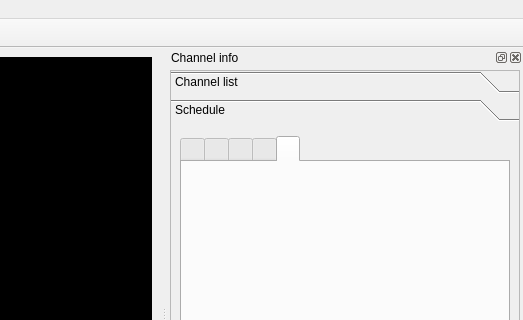
ntadej/tano, file ui/MainWindow.ui: the form before one commit; both pictures show x 477 to 1000 and y 0 to 320 of the 1000 by 600 pixel window.
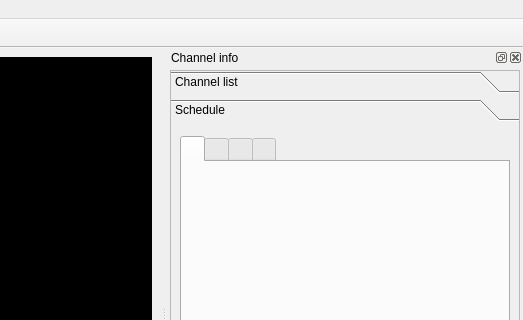
The form after the commit. The open tabs and pages were chosen to show the change. Icons and pictures are not drawn. Custom widgets are drawn as their Qt base class.

```diff
--- a/ui/MainWindow.ui
+++ b/ui/MainWindow.ui
@@ -609,16 +609,6 @@
              </item>
             </layout>
            </widget>
-           <widget class="QWidget" name="tabDay5">
-            <attribute name="title">
-             <string/>
-            </attribute>
-            <layout class="QVBoxLayout" name="verticalLayout_9">
-             <item>
-              <widget class="EpgList" name="epgToday_5" native="true"/>
-             </item>
-            </layout>
-           </widget>
           </widget>
          </item>
         </layout>
```
Left out of the diff: 3 changed lines with no effect on the pictures.
